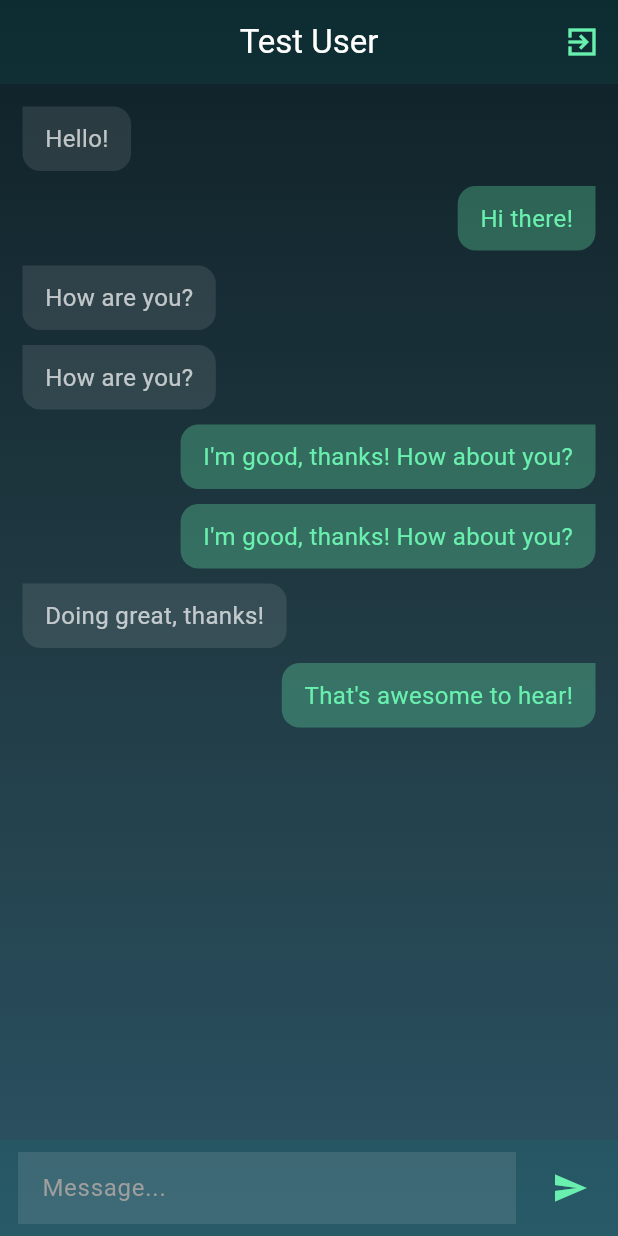
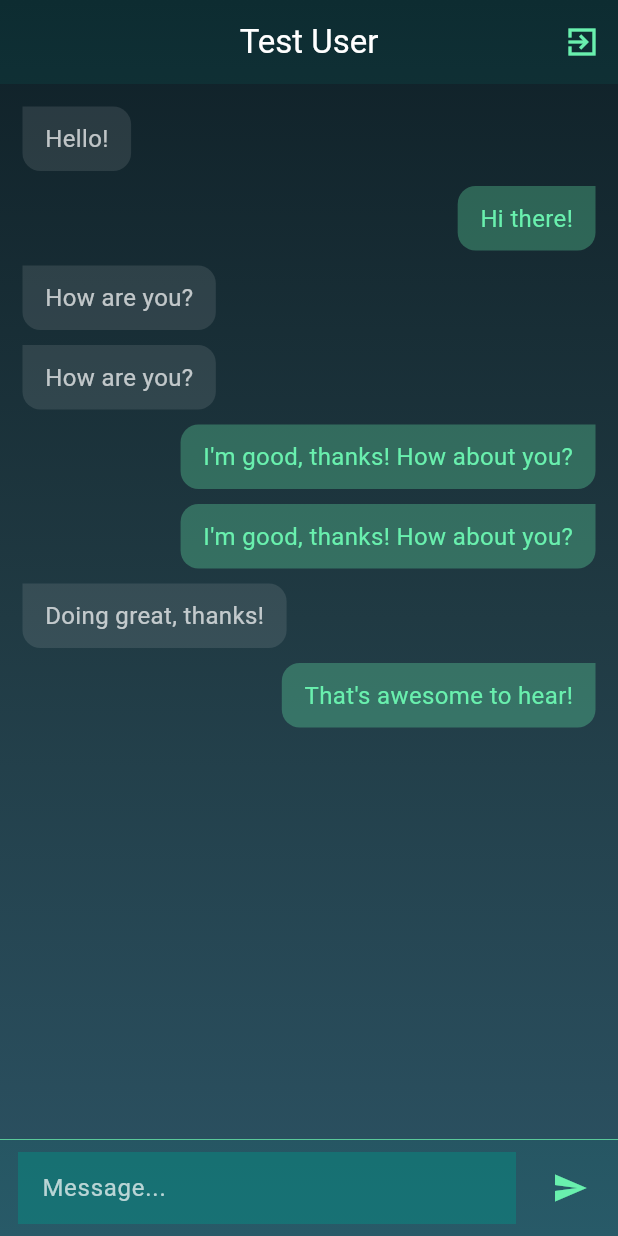
Before and after one commit to Arthur94-art/real_time_chat, a Flutter app: the ChatPage screen opened by its route, on a phone screen of 412 x 824 dp. Run offline on Flutter 3.47's test engine with Material 3 defaults, Android fonts, the phone set to English and light mode, and no system bars; our stand-ins replace bloc, dartz, equatable, flutter_bloc, get_it, go_router and 1 more; accounts and stored records are empty.

Commit message:
styling chat page

```diff
--- a/client/lib/core/widgets/text_field.dart
+++ b/client/lib/core/widgets/text_field.dart
@@ -10,6 +10,7 @@ class CustomTextField extends StatelessWidget {
   final TextStyle? hintStyle;
   final bool autoFocus;
   final int? maxLines;
+  final double borderRadius;
 
   const CustomTextField({
     super.key,
@@ -22,6 +23,7 @@ class CustomTextField extends StatelessWidget {
     this.hintStyle,
     this.autoFocus = false,
     this.maxLines = 1,
+    this.borderRadius = 8.0,
   });
 
   @override
@@ -34,13 +36,20 @@ class CustomTextField extends StatelessWidget {
       decoration: InputDecoration(
         hintText: hintText,
         labelText: labelText,
-        hintStyle: hintStyle ?? const TextStyle(color: Colors.grey),
+        hintStyle: hintStyle,
         filled: true,
         fillColor: fillColor,
         border: isOutlined
             ? OutlineInputBorder(
-                borderRadius: BorderRadius.circular(8.0),
-                borderSide: BorderSide(color: Colors.grey.shade400),
+                borderRadius: BorderRadius.circular(borderRadius),
+                borderSide: const BorderSide(color: Colors.greenAccent),
+              )
+            : InputBorder.none,
+        focusedBorder: isOutlined
+            ? OutlineInputBorder(
+                borderRadius: BorderRadius.circular(borderRadius),
+                borderSide:
+                    const BorderSide(color: Colors.greenAccent, width: 1),
               )
             : InputBorder.none,
       ),
--- a/client/lib/features/chat/presentation/pages/chat_page.dart
+++ b/client/lib/features/chat/presentation/pages/chat_page.dart
@@ -1,5 +1,7 @@
 import 'package:flutter/material.dart';
 import 'package:flutter_bloc/flutter_bloc.dart';
+import 'package:real_time_chat/core/router/navigation_helper.dart';
+import 'package:real_time_chat/core/router/routes_paths.dart';
 import 'package:real_time_chat/features/auth/presentation/bloc/auth_bloc.dart';
 import 'package:real_time_chat/features/chat/presentation/widgets/chat_input.dart';
 
@@ -8,7 +10,13 @@ class ChatPage extends StatelessWidget {
 
   @override
   Widget build(BuildContext context) {
-    return Scaffold(
+    return BlocListener<AuthBloc, AuthState>(
+      listener: (context, state) {
+        if (state is AuthUnauthenticated) {
+          NavigationHelper.pushAndRemoveUntil(context, RoutesPaths.auth);
+        }
+      },
+      child: Scaffold(
         appBar: AppBar(
           automaticallyImplyLeading: false,
           backgroundColor: Colors.teal.withOpacity(.1),
@@ -31,7 +39,8 @@ class ChatPage extends StatelessWidget {
           children: [
             Expanded(
               child: ListView.builder(
-              padding: const EdgeInsets.symmetric(vertical: 10, horizontal: 15),
+                padding:
+                    const EdgeInsets.symmetric(vertical: 10, horizontal: 15),
                 itemCount: messages.length,
                 itemBuilder: (context, index) {
                   final message = messages[index];
@@ -41,6 +50,7 @@ class ChatPage extends StatelessWidget {
             ),
             const ChatInput(),
           ],
+        ),
       ),
     );
   }
--- a/client/lib/features/chat/presentation/widgets/chat_input.dart
+++ b/client/lib/features/chat/presentation/widgets/chat_input.dart
@@ -11,7 +11,10 @@ class ChatInput extends StatelessWidget {
   Widget build(BuildContext context) {
     final TextEditingController messageController = TextEditingController();
 
-    return Container(
+    return Column(
+      children: [
+        Container(height: .5, color: Colors.greenAccent),
+        Container(
           padding: const EdgeInsets.symmetric(horizontal: 8.0, vertical: 4.0),
           color: MainColors.teal.withOpacity(.1),
           child: Row(
@@ -20,9 +23,14 @@ class ChatInput extends StatelessWidget {
                 child: Padding(
                   padding: const EdgeInsets.all(4.0),
                   child: CustomTextField(
+                    borderRadius: 20,
                     controller: messageController,
                     hintText: 'Message...',
-                fillColor: MainColors.white70.withOpacity(.1),
+                    hintStyle: const TextStyle(
+                      fontSize: 16,
+                      color: Colors.white70,
+                    ),
+                    fillColor: MainColors.teal.withOpacity(.4),
                     isOutlined: false,
                     textStyle: const TextStyle(
                       fontSize: 16,
@@ -44,6 +52,8 @@ class ChatInput extends StatelessWidget {
               ),
             ],
           ),
+        ),
+      ],
     );
   }
 }
```
Also changed, not shown: client/lib/features/auth/presentation/pages/auth_page.dart (+38 -4 lines). Lines whose indentation alone changed are shown as unchanged.
